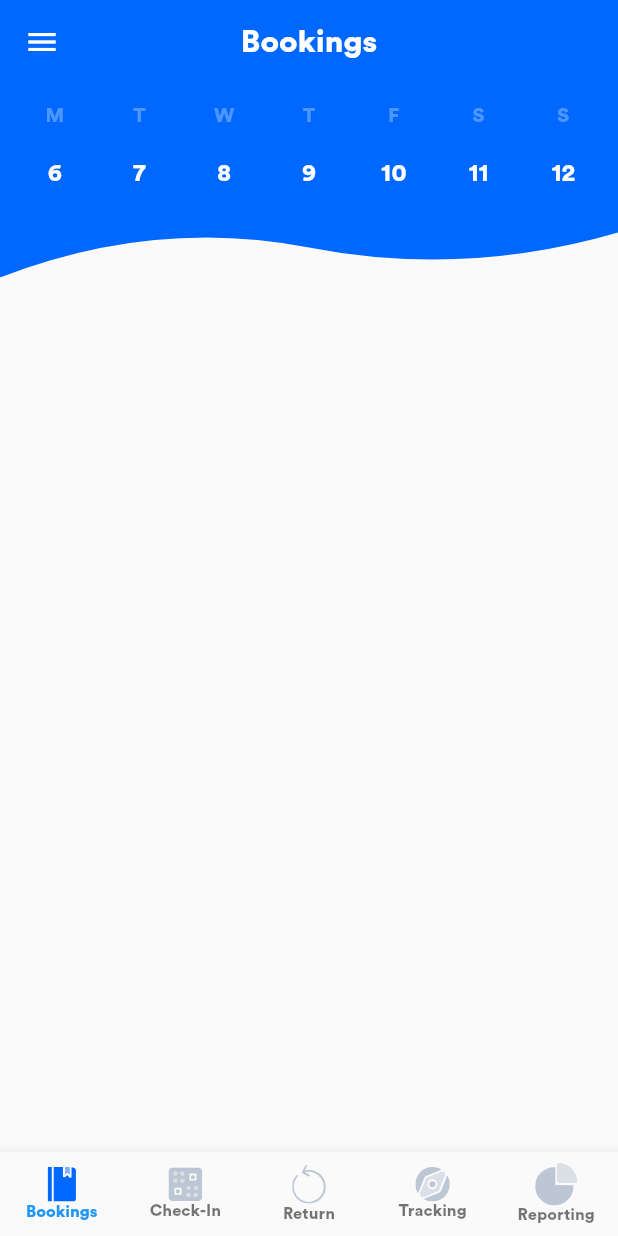
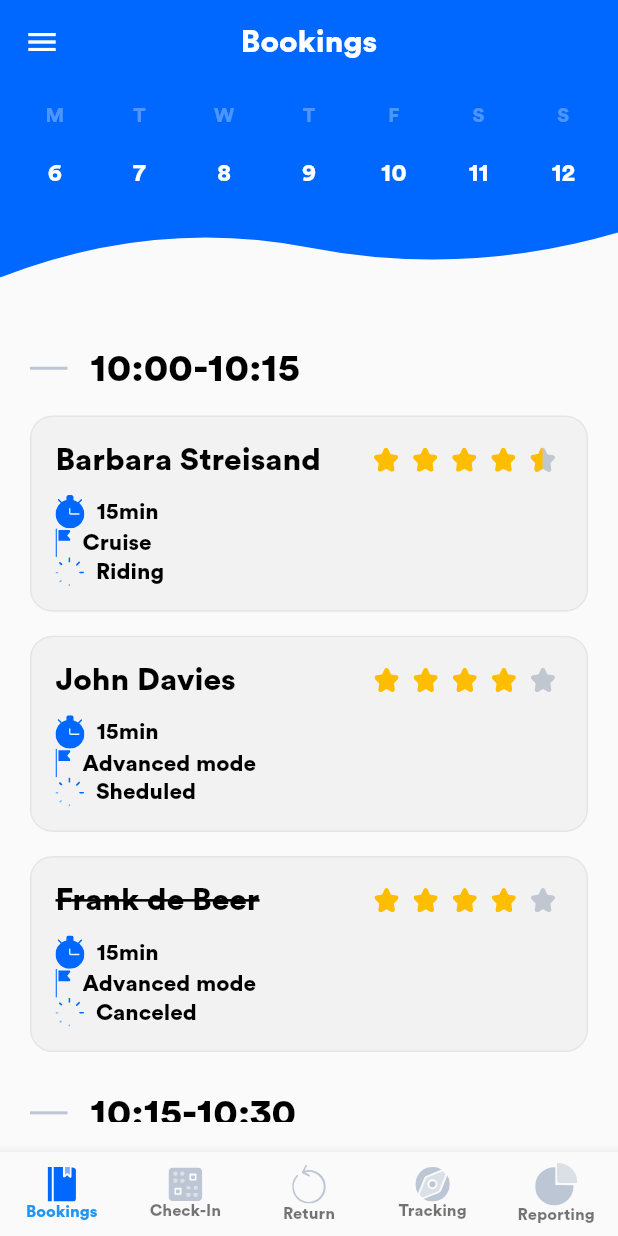
Before and after one commit to san07364/booking, a Flutter app: the screen it shows after launch, on a phone screen of 412 x 824 dp. Run offline on Flutter 3.47's test engine with Material 2 defaults, Android fonts, the light colour scheme and no system bars; our stand-ins replace flutter_svg.

Commit message:
added event

```diff
--- a/lib/homepage.dart
+++ b/lib/homepage.dart
@@ -1,6 +1,8 @@
+import 'package:booking/model/dummy_data.dart';
 import 'package:booking/pallet.dart';
 import 'package:booking/textstyle.dart';
 import 'package:booking/widgets/date_widget.dart';
+import 'package:booking/widgets/event_widget.dart';
 import 'package:flutter/material.dart';
 import 'package:flutter_svg/svg.dart';
 
@@ -69,10 +71,17 @@ class _HomePageState extends State<HomePage> {
       body: SafeArea(
         child: Column(
           children: [
-            DateWidget(),
-            Padding(
-              padding: EdgeInsets.all(20),
-              child: Column(),
+            const DateWidget(),
+            Expanded(
+              child: Padding(
+                padding: const EdgeInsets.all(20),
+                child: SingleChildScrollView(
+                    child: Column(
+                  children: List.generate(kDummyData.length, (index) {
+                    return EventWidget(event: kDummyData[index]);
+                  }),
+                )),
+              ),
             )
           ],
         ),
--- a/lib/model/dummy_data.dart
+++ b/lib/model/dummy_data.dart
@@ -0,0 +1,37 @@
+import 'package:booking/model/activity.dart';
+import 'package:booking/model/event.dart';
+
+final kDummyData = [
+  Event(time: "10:00-10:15", activities: [
+    Activity(
+        title: "Barbara Streisand",
+        time: "15min",
+        mode: "Cruise",
+        isActive: true,
+        rating: 4.5,
+        status: "Riding"),
+    Activity(
+        title: "John Davies",
+        time: "15min",
+        mode: "Advanced mode",
+        isActive: true,
+        rating: 4,
+        status: "Sheduled"),
+    Activity(
+        title: "Frank de Beer",
+        time: "15min",
+        mode: "Advanced mode",
+        isActive: false,
+        rating: 4,
+        status: "Canceled"),
+  ]),
+  Event(time: "10:15-10:30", activities: [
+    Activity(
+        title: "Sofia Goldberg",
+        time: "15min",
+        mode: "Advanced mode",
+        isActive: true,
+        rating: 4,
+        status: "Sheduled"),
+  ])
+];
--- a/lib/pallet.dart
+++ b/lib/pallet.dart
@@ -3,4 +3,5 @@ import 'package:flutter/cupertino.dart';
 class Pallet {
   static const primary = Color(0xff0067FF);
   static const unselected = Color(0xffBCC6D4);
+  static const border = Color(0xffE5E5E5);
 }
--- a/lib/widgets/date_widget.dart
+++ b/lib/widgets/date_widget.dart
@@ -46,8 +46,9 @@ class _DateWidgetState extends State<DateWidget> {
                         ),
                         InkWell(
                           onTap: () {
+                            isSelected = List.filled(7, false);
                             setState(() {
-                              isSelected[index] = !isSelected[index];
+                              isSelected[index] = true;
                             });
                           },
                           child: CircleAvatar(
--- /dev/null
+++ b/lib/widgets/event_widget.dart
@@ -0,0 +1,100 @@
+import 'package:booking/model/event.dart';
+import 'package:booking/pallet.dart';
+import 'package:booking/textstyle.dart';
+import 'package:booking/widgets/icon_text.dart';
+import 'package:booking/widgets/rating_bar.dart';
+import 'package:flutter/material.dart';
+
+class EventWidget extends StatelessWidget {
+  final Event event;
+  const EventWidget({Key? key, required this.event}) : super(key: key);
+
+  @override
+  Widget build(BuildContext context) {
+    return Column(
+      children: [
+        const SizedBox(
+          height: 25,
+        ),
+        Row(
+          children: [
+            Container(
+              height: 2,
+              width: 25,
+              color: Pallet.unselected,
+            ),
+            const SizedBox(
+              width: 15,
+            ),
+            Text(
+              event.time,
+              style: Style.largeHeading,
+            ),
+          ],
+        ),
+        ListView.builder(
+            shrinkWrap: true,
+            itemCount: event.activities.length,
+            itemBuilder: (_, i) {
+              var activity = event.activities[i];
+              return Container(
+                margin: const EdgeInsets.only(top: 16),
+                padding: const EdgeInsets.all(16),
+                decoration: BoxDecoration(
+                    color: Pallet.border.withOpacity(0.4),
+                    border: Border.all(color: Pallet.border),
+                    borderRadius: BorderRadius.circular(15)),
+                child: Column(
+                  crossAxisAlignment: CrossAxisAlignment.stretch,
+                  children: [
+                    Row(
+                      mainAxisAlignment: MainAxisAlignment.spaceBetween,
+                      children: [
+                        Flexible(
+                          child: Text(
+                            activity.title,
+                            style: activity.isActive
+                                ? Style.heading
+                                : Style.heading.copyWith(
+                                    decoration: TextDecoration.lineThrough),
+                          ),
+                        ),
+                        StarRating(
+                          rating: activity.rating,
+                        ),
+                      ],
+                    ),
+                    const SizedBox(
+                      height: 11,
+                    ),
+                    SizedBox(
+                      width: double.infinity,
+                      child: Wrap(
+                        alignment: WrapAlignment.spaceBetween,
+                        children: [
+                          IconText(
+                              text: activity.time,
+                              asset: "asset/image/clock.svg"),
+                          const SizedBox(
+                            width: 18,
+                          ),
+                          IconText(
+                              text: activity.mode,
+                              asset: "asset/image/flag.svg"),
+                          const SizedBox(
+                            width: 18,
+                          ),
+                          IconText(
+                              text: activity.status,
+                              asset: "asset/image/loading.svg")
+                        ],
+                      ),
+                    ),
+                  ],
+                ),
+              );
+            })
+      ],
+    );
+  }
+}
--- /dev/null
+++ b/lib/widgets/icon_text.dart
@@ -0,0 +1,26 @@
+import 'package:booking/textstyle.dart';
+import 'package:flutter/material.dart';
+import 'package:flutter_svg/svg.dart';
+
+class IconText extends StatelessWidget {
+  final String text;
+  final String asset;
+  const IconText({Key? key, required this.text, required this.asset})
+      : super(key: key);
+
+  @override
+  Widget build(BuildContext context) {
+    return Row(
+      children: [
+        SvgPicture.asset(asset),
+        const SizedBox(
+          width: 8,
+        ),
+        Text(
+          text,
+          style: Style.normal,
+        ),
+      ],
+    );
+  }
+}
--- /dev/null
+++ b/lib/widgets/rating_bar.dart
@@ -0,0 +1,38 @@
+import 'package:flutter/material.dart';
+import 'package:flutter_svg/svg.dart';
+
+class StarRating extends StatelessWidget {
+  final int starCount;
+  final double rating;
+
+  const StarRating({Key? key, this.starCount = 5, required this.rating})
+      : super(key: key);
+
+  Widget buildStar(BuildContext context, int index) {
+    Widget icon;
+    if (index >= rating) {
+      icon = Padding(
+        padding: const EdgeInsets.symmetric(horizontal: 5),
+        child: SvgPicture.asset("asset/image/no_star.svg"),
+      );
+    } else if (index > rating - 1 && index < rating) {
+      icon = Padding(
+        padding: const EdgeInsets.symmetric(horizontal: 5),
+        child: SvgPicture.asset("asset/image/half_star.svg"),
+      );
+    } else {
+      icon = Padding(
+        padding: const EdgeInsets.symmetric(horizontal: 5),
+        child: SvgPicture.asset("asset/image/star.svg"),
+      );
+    }
+    return icon;
+  }
+
+  @override
+  Widget build(BuildContext context) {
+    return Row(
+        children:
+            List.generate(starCount, (index) => buildStar(context, index)));
+  }
+}
```
